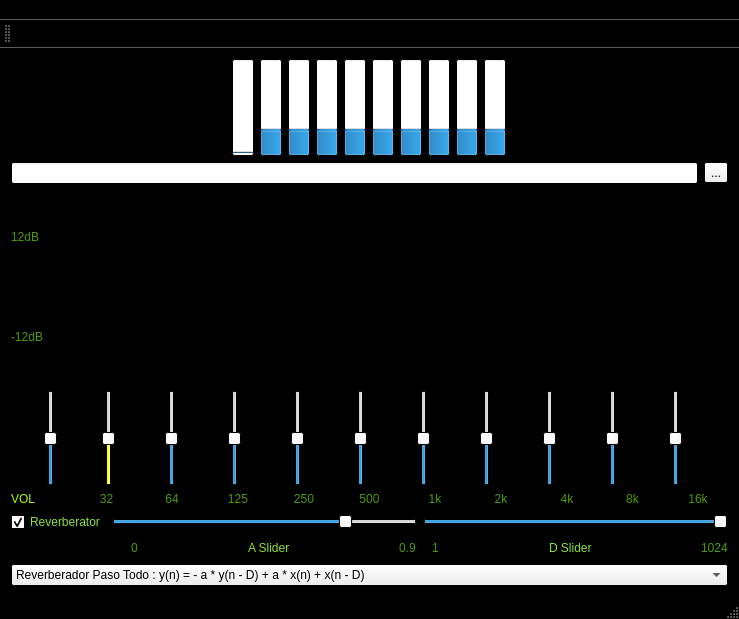
This is mainwindow.ui in carpco/ProjectDSP as Qt 5 draws it before an edit. The edited form follows.
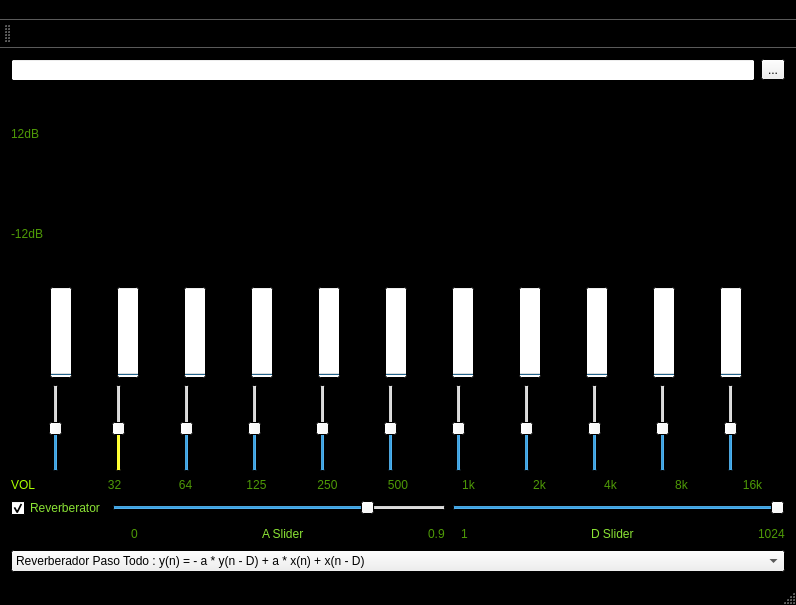
This is the edited form. Icons and pictures are not drawn.

Commit message: UI updated to have the progressbar components, and one-way-data-binding added with scale, min and max set up

What changed in the file:
```diff
--- a/mainwindow.ui
+++ b/mainwindow.ui
@@ -6,8 +6,8 @@
    <rect>
     <x>0</x>
     <y>0</y>
-    <width>739</width>
-    <height>619</height>
+    <width>796</width>
+    <height>605</height>
    </rect>
   </property>
   <property name="palette">
@@ -148,120 +148,6 @@
   </property>
   <widget class="QWidget" name="centralWidget">
    <layout class="QVBoxLayout" name="verticalLayout_4">
-    <item>
-     <layout class="QHBoxLayout" name="horizontalLayout_8">
-      <item>
-       <layout class="QHBoxLayout" name="horizontalLayout_9">
-        <item>
-         <widget class="QProgressBar" name="progressBar_2">
-          <property name="maximum">
-           <number>250</number>
-          </property>
-          <property name="value">
-           <number>0</number>
-          </property>
-          <property name="orientation">
-           <enum>Qt::Vertical</enum>
-          </property>
-         </widget>
-        </item>
-        <item>
-         <widget class="QProgressBar" name="progressBar_3">
-          <property name="value">
-           <number>24</number>
-          </property>
-          <property name="orientation">
-           <enum>Qt::Vertical</enum>
-          </property>
-         </widget>
-        </item>
-        <item>
-         <widget class="QProgressBar" name="progressBar_4">
-          <property name="value">
-           <number>24</number>
-          </property>
-          <property name="orientation">
-           <enum>Qt::Vertical</enum>
-          </property>
-         </widget>
-        </item>
-        <item>
-         <widget class="QProgressBar" name="progressBar_5">
-          <property name="value">
-           <number>24</number>
-          </property>
-          <property name="orientation">
-           <enum>Qt::Vertical</enum>
-          </property>
-         </widget>
-        </item>
-        <item>
-         <widget class="QProgressBar" name="progressBar_6">
-          <property name="value">
-           <number>24</number>
-          </property>
-          <property name="orientation">
-           <enum>Qt::Vertical</enum>
-          </property>
-         </widget>
-        </item>
-        <item>
-         <widget class="QProgressBar" name="progressBar_7">
-          <property name="value">
-           <number>24</number>
-          </property>
-          <property name="orientation">
-           <enum>Qt::Vertical</enum>
-          </property>
-         </widget>
-        </item>
-        <item>
-         <widget class="QProgressBar" name="progressBar_8">
-          <property name="value">
-           <number>24</number>
-          </property>
-          <property name="orientation">
-           <enum>Qt::Vertical</enum>
-          </property>
-         </widget>
-        </item>
-        <item>
-         <widget class="QProgressBar" name="progressBar_9">
-          <property name="value">
-           <number>24</number>
-          </property>
-          <property name="orientation">
-           <enum>Qt::Vertical</enum>
-          </property>
-         </widget>
-        </item>
-        <item>
-         <widget class="QProgressBar" name="progressBar_10">
-          <property name="value">
-           <number>24</number>
-          </property>
-          <property name="textVisible">
-           <bool>true</bool>
-          </property>
-          <property name="orientation">
-           <enum>Qt::Vertical</enum>
-          </property>
-         </widget>
-        </item>
-        <item>
-         <widget class="QProgressBar" name="progressBar">
-          <property name="value">
-           <number>24</number>
-          </property>
-          <property name="orientation">
-           <enum>Qt::Vertical</enum>
-          </property>
-         </widget>
-        </item>
-       </layout>
-      </item>
-     </layout>
-    </item>
     <item>
      <layout class="QHBoxLayout" name="horizontalLayout_3">
       <item>
@@ -375,6 +261,153 @@
       </item>
      </layout>
     </item>
+    <item>
+     <layout class="QHBoxLayout" name="horizontalLayout_8">
+      <item>
+       <widget class="QProgressBar" name="progress_general">
+        <property name="value">
+         <number>0</number>
+        </property>
+        <property name="textVisible">
+         <bool>false</bool>
+        </property>
+        <property name="orientation">
+         <enum>Qt::Vertical</enum>
+        </property>
+       </widget>
+      </item>
+      <item>
+       <widget class="QProgressBar" name="progress_32">
+        <property name="value">
+         <number>0</number>
+        </property>
+        <property name="textVisible">
+         <bool>false</bool>
+        </property>
+        <property name="orientation">
+         <enum>Qt::Vertical</enum>
+        </property>
+       </widget>
+      </item>
+      <item>
+       <widget class="QProgressBar" name="progress_64">
+        <property name="value">
+         <number>0</number>
+        </property>
+        <property name="textVisible">
+         <bool>false</bool>
+        </property>
+        <property name="orientation">
+         <enum>Qt::Vertical</enum>
+        </property>
+       </widget>
+      </item>
+      <item>
+       <widget class="QProgressBar" name="progress_125">
+        <property name="value">
+         <number>0</number>
+        </property>
+        <property name="textVisible">
+         <bool>false</bool>
+        </property>
+        <property name="orientation">
+         <enum>Qt::Vertical</enum>
+        </property>
+       </widget>
+      </item>
+      <item>
+       <widget class="QProgressBar" name="progress_250">
+        <property name="value">
+         <number>0</number>
+        </property>
+        <property name="textVisible">
+         <bool>false</bool>
+        </property>
+        <property name="orientation">
+         <enum>Qt::Vertical</enum>
+        </property>
+       </widget>
+      </item>
+      <item>
+       <widget class="QProgressBar" name="progress_500">
+        <property name="value">
+         <number>0</number>
+        </property>
+        <property name="textVisible">
+         <bool>false</bool>
+        </property>
+        <property name="orientation">
+         <enum>Qt::Vertical</enum>
+        </property>
+       </widget>
+      </item>
+      <item>
+       <widget class="QProgressBar" name="progress_1k">
+        <property name="value">
+         <number>0</number>
+        </property>
+        <property name="textVisible">
+         <bool>false</bool>
+        </property>
+        <property name="orientation">
+         <enum>Qt::Vertical</enum>
+        </property>
+       </widget>
+      </item>
+      <item>
+       <widget class="QProgressBar" name="progress_2k">
+        <property name="value">
+         <number>0</number>
+        </property>
+        <property name="textVisible">
+         <bool>false</bool>
+        </property>
+        <property name="orientation">
+         <enum>Qt::Vertical</enum>
+        </property>
+       </widget>
+      </item>
+      <item>
+       <widget class="QProgressBar" name="progress_4k">
+        <property name="value">
+         <number>0</number>
+        </property>
+        <property name="textVisible">
+         <bool>false</bool>
+        </property>
+        <property name="orientation">
+         <enum>Qt::Vertical</enum>
+        </property>
+       </widget>
+      </item>
+      <item>
+       <widget class="QProgressBar" name="progress_8k">
+        <property name="value">
+         <number>0</number>
+        </property>
+        <property name="textVisible">
+         <bool>false</bool>
+        </property>
+        <property name="orientation">
+         <enum>Qt::Vertical</enum>
+        </property>
+       </widget>
+      </item>
+      <item>
+       <widget class="QProgressBar" name="progress_16k">
+        <property name="value">
+         <number>0</number>
+        </property>
+        <property name="textVisible">
+         <bool>false</bool>
+        </property>
+        <property name="orientation">
+         <enum>Qt::Vertical</enum>
+        </property>
+       </widget>
+      </item>
+     </layout>
+    </item>
     <item>
      <layout class="QHBoxLayout" name="horizontalLayout_2">
       <item>
@@ -1224,7 +1257,7 @@
     <rect>
      <x>0</x>
      <y>0</y>
-     <width>739</width>
+     <width>796</width>
      <height>20</height>
     </rect>
    </property>
```
The commit also changes 2 other files.
